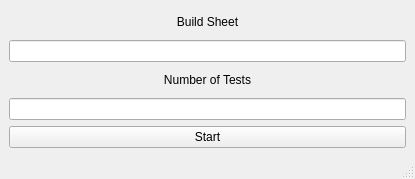
This is Mainwindow.ui in Motorscooter/Picture-Adding-Software as Qt 5 draws it before an edit. The edited form follows.
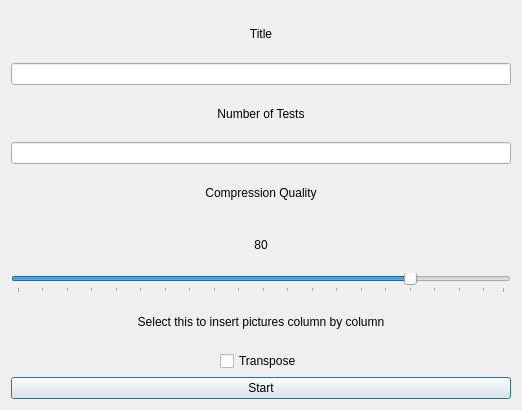
This is the edited form.

```diff
--- a/Mainwindow.ui
+++ b/Mainwindow.ui
@@ -1,24 +1,23 @@
 <?xml version="1.0" encoding="UTF-8"?>
 <ui version="4.0">
- <class>MainWindow</class>
- <widget class="QMainWindow" name="MainWindow">
+ <class>Dialog</class>
+ <widget class="QDialog" name="Dialog">
   <property name="geometry">
    <rect>
     <x>0</x>
     <y>0</y>
-    <width>415</width>
-    <height>179</height>
+    <width>522</width>
+    <height>410</height>
    </rect>
   </property>
   <property name="windowTitle">
    <string>MainWindow</string>
   </property>
-  <widget class="QWidget" name="centralwidget">
    <layout class="QVBoxLayout" name="verticalLayout">
     <item>
      <widget class="QLabel" name="label">
       <property name="text">
-       <string>Build Sheet</string>
+      <string>Title</string>
       </property>
       <property name="alignment">
        <set>Qt::AlignCenter</set>
@@ -41,6 +40,80 @@
     <item>
      <widget class="QLineEdit" name="testNumber"/>
     </item>
+   <item>
+    <widget class="QLabel" name="label_4">
+     <property name="text">
+      <string>Compression Quality</string>
+     </property>
+     <property name="alignment">
+      <set>Qt::AlignCenter</set>
+     </property>
+    </widget>
+   </item>
+   <item>
+    <widget class="QLabel" name="label_5">
+     <property name="text">
+      <string>80</string>
+     </property>
+     <property name="alignment">
+      <set>Qt::AlignCenter</set>
+     </property>
+    </widget>
+   </item>
+   <item>
+    <widget class="QSlider" name="qualitySlider">
+     <property name="singleStep">
+      <number>5</number>
+     </property>
+     <property name="sliderPosition">
+      <number>80</number>
+     </property>
+     <property name="orientation">
+      <enum>Qt::Horizontal</enum>
+     </property>
+     <property name="tickPosition">
+      <enum>QSlider::TicksBelow</enum>
+     </property>
+     <property name="tickInterval">
+      <number>5</number>
+     </property>
+    </widget>
+   </item>
+   <item>
+    <widget class="QLabel" name="label_3">
+     <property name="text">
+      <string>Select this to insert pictures column by column</string>
+     </property>
+     <property name="alignment">
+      <set>Qt::AlignCenter</set>
+     </property>
+    </widget>
+   </item>
+   <item alignment="Qt::AlignHCenter">
+    <widget class="QCheckBox" name="transBox">
+     <property name="sizePolicy">
+      <sizepolicy hsizetype="Expanding" vsizetype="Fixed">
+       <horstretch>0</horstretch>
+       <verstretch>0</verstretch>
+      </sizepolicy>
+     </property>
+     <property name="layoutDirection">
+      <enum>Qt::LeftToRight</enum>
+     </property>
+     <property name="autoFillBackground">
+      <bool>false</bool>
+     </property>
+     <property name="text">
+      <string>Transpose</string>
+     </property>
+     <property name="iconSize">
+      <size>
+       <width>26</width>
+       <height>16</height>
+      </size>
+     </property>
+    </widget>
+   </item>
     <item>
      <widget class="QPushButton" name="pathBtn">
       <property name="text">
@@ -50,8 +123,6 @@
     </item>
    </layout>
   </widget>
-  <widget class="QStatusBar" name="statusbar"/>
- </widget>
  <resources/>
  <connections/>
 </ui>
```
Left out of the diff: 21 changed lines with no effect on the pictures. Lines whose indentation alone changed are shown as unchanged.
